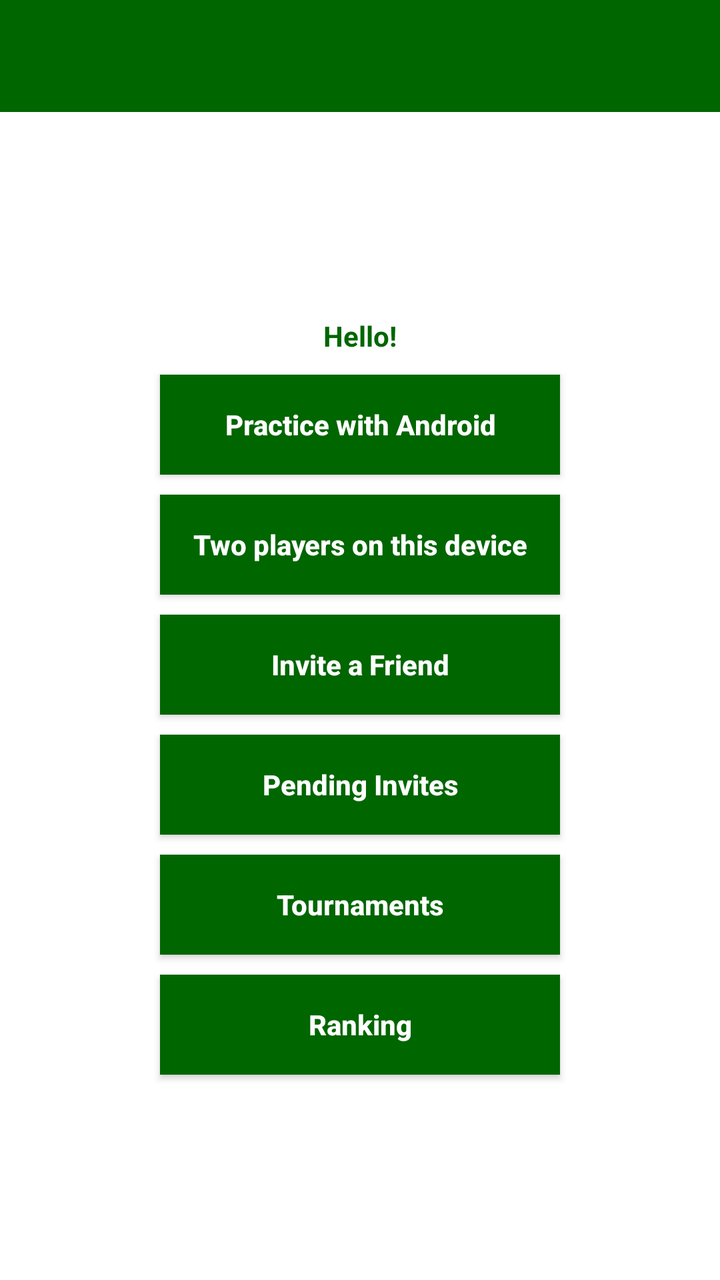
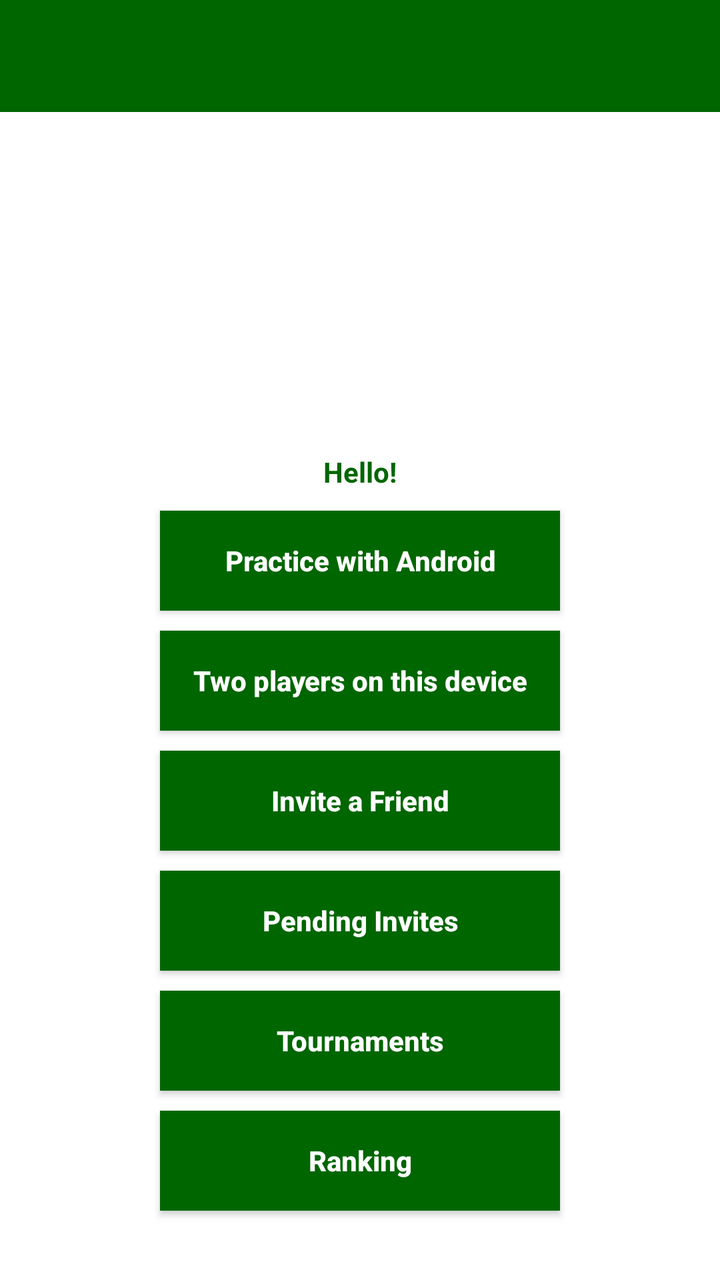

An Android layout rendered at two revisions. The XML below is the earlier revision; the diff shows what the commit changed to produce the second picture.
<!-- AndroidManifest.xml: application theme AppTheme -->
<!-- res/layout/activity_menu.xml -->
<?xml version="1.0" encoding="utf-8"?>
<FrameLayout xmlns:android="http://schemas.android.com/apk/res/android"
    xmlns:app="http://schemas.android.com/apk/res-auto"
    android:layout_width="match_parent"
    android:layout_height="match_parent"
    android:background="@color/colorWhite">

    <LinearLayout
        android:layout_width="match_parent"
        android:layout_height="match_parent"
        android:orientation="vertical"
        android:gravity="center_horizontal">

        <androidx.appcompat.widget.Toolbar
            android:id="@+id/menu_toolbar"
            android:layout_width="match_parent"
            android:layout_height="?attr/actionBarSize"
            android:background="?attr/colorPrimary"
            android:theme="@style/ThemeOverlay.AppCompat.Dark.ActionBar"
            android:title="@string/app_name"
            app:titleTextColor="@android:color/white" />

        <LinearLayout
            android:id="@+id/menu_center_container"
            android:layout_width="match_parent"
            android:layout_height="0dp"
            android:layout_weight="1"
            android:orientation="vertical"
            android:gravity="center">

    <TextView
        android:id="@+id/nicknameLabel"
        android:layout_width="wrap_content"
        android:layout_height="wrap_content"
        android:gravity="center"
        android:text="@string/hello"
        android:textColor="@color/colorGreenDark"
        android:textStyle="bold" />


    <Button
        android:id="@+id/youVsAndroidBtn"
        android:layout_width="200dp"
        android:layout_height="50dp"
        android:layout_marginTop="10dp"
        android:background="@color/colorGreenDark"
        android:onClick="OpenGamePlayerVsAndroid"
        android:text="@string/menu_YouvsAndroid"
        android:textAllCaps="false"
        android:textColor="@color/colorWhite"
        android:textStyle="bold" />

    <Button
        android:layout_width="200dp"
        android:layout_height="50dp"
        android:layout_marginTop="10dp"
        android:background="@color/colorGreenDark"
        android:onClick="OpenGamePlayerVsPlayer"
        android:text="@string/menu_Player1vsPlayer2"
        android:textAllCaps="false"
        android:textColor="@color/colorWhite"
        android:textStyle="bold"/>

    <Button
        android:id="@+id/InviteFriend"
        android:layout_width="200dp"
        android:layout_height="50dp"
        android:layout_marginTop="10dp"
        android:background="@color/colorGreenDark"
        android:onClick="OpenInviteFriend"
        android:text="@string/invite_a_friend"
        android:textAllCaps="false"
        android:textColor="@color/colorWhite"
        android:textStyle="bold" />

    <Button
        android:id="@+id/ShowInvites"
        android:layout_width="200dp"
        android:layout_height="50dp"
        android:layout_marginTop="10dp"
        android:background="@color/colorGreenDark"
        android:onClick="OpenInvites"
        android:text="@string/pending_invites"
        android:textAllCaps="false"
        android:textColor="@color/colorWhite"
        android:textStyle="bold" />

    <Button
        android:id="@+id/openTournamentsBtn"
        android:layout_width="200dp"
        android:layout_height="50dp"
        android:layout_marginTop="10dp"
        android:background="@color/colorGreenDark"
        android:onClick="OpenTournaments"
        android:text="@string/tournaments"
        android:textAllCaps="false"
        android:textColor="@color/colorWhite"
        android:textStyle="bold" />

    <Button
        android:id="@+id/openRankingBtn"
        android:layout_width="200dp"
        android:layout_height="50dp"
        android:layout_marginTop="10dp"
        android:background="@color/colorGreenDark"
        android:onClick="OpenRanking"
        android:text="@string/ranking"
        android:textAllCaps="false"
        android:textColor="@color/colorWhite"
        android:textStyle="bold" />

        </LinearLayout>
    </LinearLayout>

    <FrameLayout
        android:id="@+id/menu_loading_overlay"
        android:layout_width="match_parent"
        android:layout_height="match_parent"
        android:background="@color/colorDimOverlay"
        android:clickable="true"
        android:focusable="true"
        android:visibility="gone">

        <LinearLayout
            android:layout_width="wrap_content"
            android:layout_height="wrap_content"
            android:layout_gravity="center"
            android:background="@drawable/loading_overlay_background"
            android:orientation="horizontal"
            android:padding="24dp"
            android:gravity="center_vertical">

            <ProgressBar
                style="@android:style/Widget.ProgressBar.Small"
                android:layout_width="wrap_content"
                android:layout_height="wrap_content"
                android:layout_marginEnd="16dp"
                android:indeterminate="true" />

            <TextView
                android:id="@+id/menu_loading_message"
                android:layout_width="wrap_content"
                android:layout_height="wrap_content"
                android:text="@string/menu_loading_message"
                android:textColor="@color/colorWhite"
                android:textStyle="bold" />
        </LinearLayout>
    </FrameLayout>

</FrameLayout>
<!-- resources referenced by this layout -->
<resources>
  <color name="colorDimOverlay">#CC000000</color>
  <color name="colorGreenDark">#006600</color>
  <color name="colorWhite">#FFFFFF</color>
  <!-- drawable loading_overlay_background (drawable) -->
  <?xml version="1.0" encoding="utf-8"?>
  <shape xmlns:android="http://schemas.android.com/apk/res/android"
      android:shape="rectangle">
      <solid android:color="@color/colorGreenDark" />
      <corners android:radius="12dp" />
      <padding
          android:left="16dp"
          android:top="12dp"
          android:right="16dp"
          android:bottom="12dp" />
      <size android:minWidth="120dp" android:minHeight="48dp" />
  </shape>
  <string name="app_name">Soccer 2</string>
  <string name="hello">Hello!</string>
  <string name="invite_a_friend">Invite a Friend</string>
  <string name="menu_Player1vsPlayer2">Two players on this device</string>
  <string name="menu_YouvsAndroid">Practice with Android</string>
  <string name="menu_loading_message">Loading…</string>
  <string name="pending_invites">Pending Invites</string>
  <string name="ranking">Ranking</string>
  <string name="tournaments">Tournaments</string>
  <style name="AppTheme" parent="Theme.AppCompat.Light.NoActionBar">
          <item name="colorPrimary">@color/colorGreenDark</item>
          <item name="colorPrimaryDark">@color/colorGreenDark</item>
          <item name="colorAccent">@color/colorAccent</item>
          <item name="android:windowBackground">@android:color/transparent</item>
       </style>
  <color name="colorAccent">#FF4081</color>
</resources>

<!-- the commit's change to res/layout/activity_menu.xml (unified diff, before → after) -->
@@ -28,14 +28,23 @@
             android:orientation="vertical"
             android:gravity="center">
 
-    <TextView
-        android:id="@+id/nicknameLabel"
-        android:layout_width="wrap_content"
-        android:layout_height="wrap_content"
-        android:gravity="center"
-        android:text="@string/hello"
-        android:textColor="@color/colorGreenDark"
-        android:textStyle="bold" />
+        <ImageView
+            android:id="@+id/menu_running_player"
+            android:layout_width="128dp"
+            android:layout_height="128dp"
+            android:layout_marginBottom="8dp"
+            android:contentDescription="@string/menu_running_player_content_description"
+            android:importantForAccessibility="no"
+            android:scaleType="fitCenter" />
+
+        <TextView
+            android:id="@+id/nicknameLabel"
+            android:layout_width="wrap_content"
+            android:layout_height="wrap_content"
+            android:gravity="center"
+            android:text="@string/hello"
+            android:textColor="@color/colorGreenDark"
+            android:textStyle="bold" />
 
 
     <Button
<!-- resource entries referenced after the edit -->
@@ -22,6 +22,7 @@
   <string name="menu_Player1vsPlayer2">Two players on this device</string>
   <string name="menu_YouvsAndroid">Practice with Android</string>
   <string name="menu_loading_message">Loading…</string>
+  <string name="menu_running_player_content_description">Running soccer player animation</string>
   <string name="pending_invites">Pending Invites</string>
   <string name="ranking">Ranking</string>
   <string name="tournaments">Tournaments</string>
